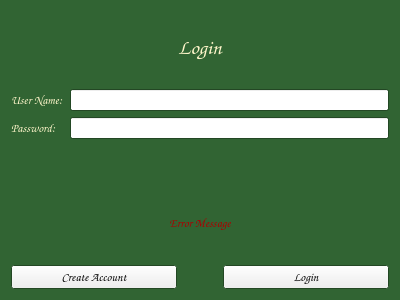
Above: NtrestandChill/loginPage.ui from umustdye/NInterestandChill before the change. Below: the same form after it.
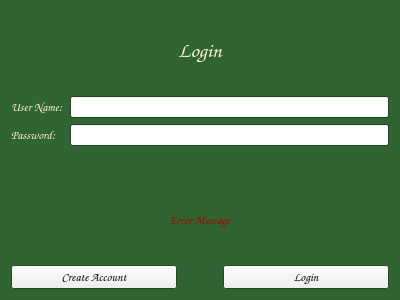
That is the form after the change.

Commit message: integration with high score page

What changed in the file:
```diff
--- a/NtrestandChill/loginPage.ui
+++ b/NtrestandChill/loginPage.ui
@@ -421,6 +421,8 @@
       </layout>
      </item>
      <item>
+      <layout class="QVBoxLayout" name="verticalLayout_3">
+       <item>
       <spacer name="verticalSpacer">
        <property name="orientation">
         <enum>Qt::Vertical</enum>
@@ -431,7 +433,7 @@
        <property name="sizeHint" stdset="0">
         <size>
          <width>20</width>
-         <height>20</height>
+           <height>10</height>
         </size>
        </property>
       </spacer>
@@ -543,6 +545,24 @@
         <set>Qt::AlignCenter</set>
        </property>
       </widget>
+       </item>
+       <item>
+        <spacer name="verticalSpacer_2">
+         <property name="orientation">
+          <enum>Qt::Vertical</enum>
+         </property>
+         <property name="sizeType">
+          <enum>QSizePolicy::Fixed</enum>
+         </property>
+         <property name="sizeHint" stdset="0">
+          <size>
+           <width>20</width>
+           <height>10</height>
+          </size>
+         </property>
+        </spacer>
+       </item>
+      </layout>
      </item>
      <item>
       <layout class="QHBoxLayout" name="horizontalLayout">
```
Lines whose indentation alone changed are shown as unchanged. The commit also changes 37 other files.
